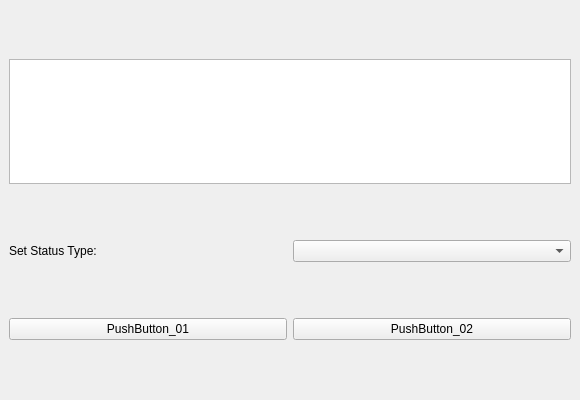
First picture: the form in _jira_to_maya/main.ui, repository BlakeXYZ/Maya-Tools, before the edit.
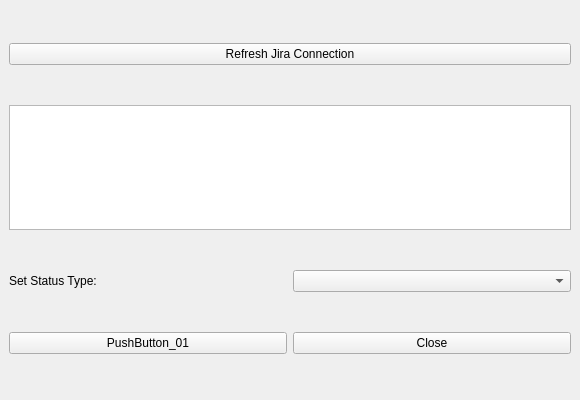
Second picture: the form after the edit.

Commit message: add reimport and separation of concerns for initialize func

Patch:
```diff
--- a/_jira_to_maya/main.ui
+++ b/_jira_to_maya/main.ui
@@ -15,7 +15,24 @@
   </property>
   <widget class="QWidget" name="centralwidget">
    <layout class="QGridLayout" name="gridLayout">
-    <item row="0" column="0" colspan="2">
+    <item row="2" column="1">
+     <widget class="QComboBox" name="comboBox_transitions"/>
+    </item>
+    <item row="3" column="0">
+     <widget class="QPushButton" name="btn_01">
+      <property name="text">
+       <string>PushButton_01</string>
+      </property>
+     </widget>
+    </item>
+    <item row="3" column="1">
+     <widget class="QPushButton" name="btn_closeWindow">
+      <property name="text">
+       <string>Close</string>
+      </property>
+     </widget>
+    </item>
+    <item row="1" column="0" colspan="2">
      <widget class="QTextEdit" name="text_issueFieldsInfo">
       <property name="sizePolicy">
        <sizepolicy hsizetype="Expanding" vsizetype="MinimumExpanding">
@@ -41,27 +58,17 @@
       </property>
      </widget>
     </item>
-    <item row="1" column="0">
+    <item row="2" column="0">
      <widget class="QLabel" name="label">
       <property name="text">
        <string>Set Status Type:</string>
       </property>
      </widget>
     </item>
-    <item row="1" column="1">
-     <widget class="QComboBox" name="comboBox_transitions"/>
-    </item>
-    <item row="2" column="0">
-     <widget class="QPushButton" name="btn_01">
+    <item row="0" column="0" colspan="2">
+     <widget class="QPushButton" name="btn_refresh">
       <property name="text">
-       <string>PushButton_01</string>
-      </property>
-     </widget>
-    </item>
-    <item row="2" column="1">
-     <widget class="QPushButton" name="btn_02">
-      <property name="text">
-       <string>PushButton_02</string>
+       <string>Refresh Jira Connection</string>
       </property>
      </widget>
     </item>
```
The commit also changes 2 other files.
